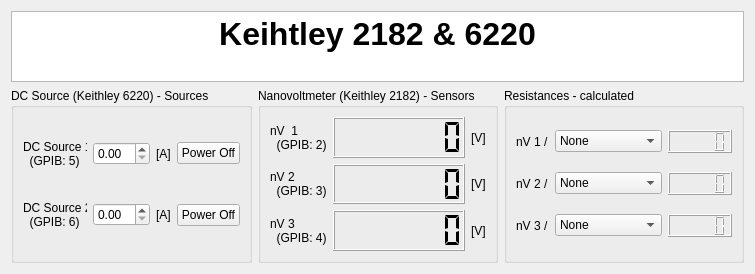
Before: the Qt Designer form Keithley/Keithley_Control.ui in Cryostat-GUI/Cryostat-GUI, drawn with Qt 5.
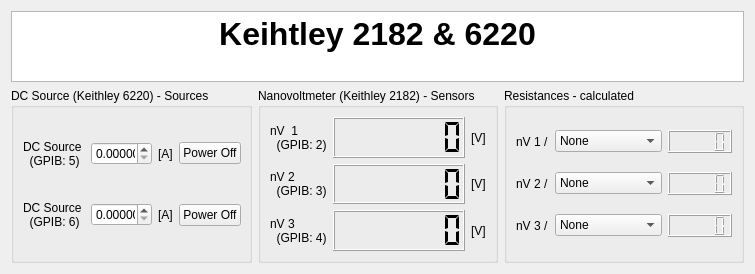
After: the same form once the commit is applied.

The edit to the form file:
```diff
--- a/Keithley/Keithley_Control.ui
+++ b/Keithley/Keithley_Control.ui
@@ -243,7 +243,14 @@
      </property>
      <layout class="QGridLayout" name="_2" columnstretch="0,1,0,0">
       <item row="0" column="1">
-       <widget class="QDoubleSpinBox" name="spinSetCurrent1_A"/>
+       <widget class="QDoubleSpinBox" name="spinSetCurrent1_A">
+        <property name="decimals">
+         <number>5</number>
+        </property>
+        <property name="maximum">
+         <double>2.000000000000000</double>
+        </property>
+       </widget>
       </item>
       <item row="0" column="0">
        <widget class="QLabel" name="label_10">
@@ -294,7 +301,14 @@
        </widget>
       </item>
       <item row="2" column="1">
-       <widget class="QDoubleSpinBox" name="spinSetCurrent2_A"/>
+       <widget class="QDoubleSpinBox" name="spinSetCurrent2_A">
+        <property name="decimals">
+         <number>5</number>
+        </property>
+        <property name="maximum">
+         <double>2.000000000000000</double>
+        </property>
+       </widget>
       </item>
       <item row="0" column="2">
        <widget class="QLabel" name="label_12">
```
